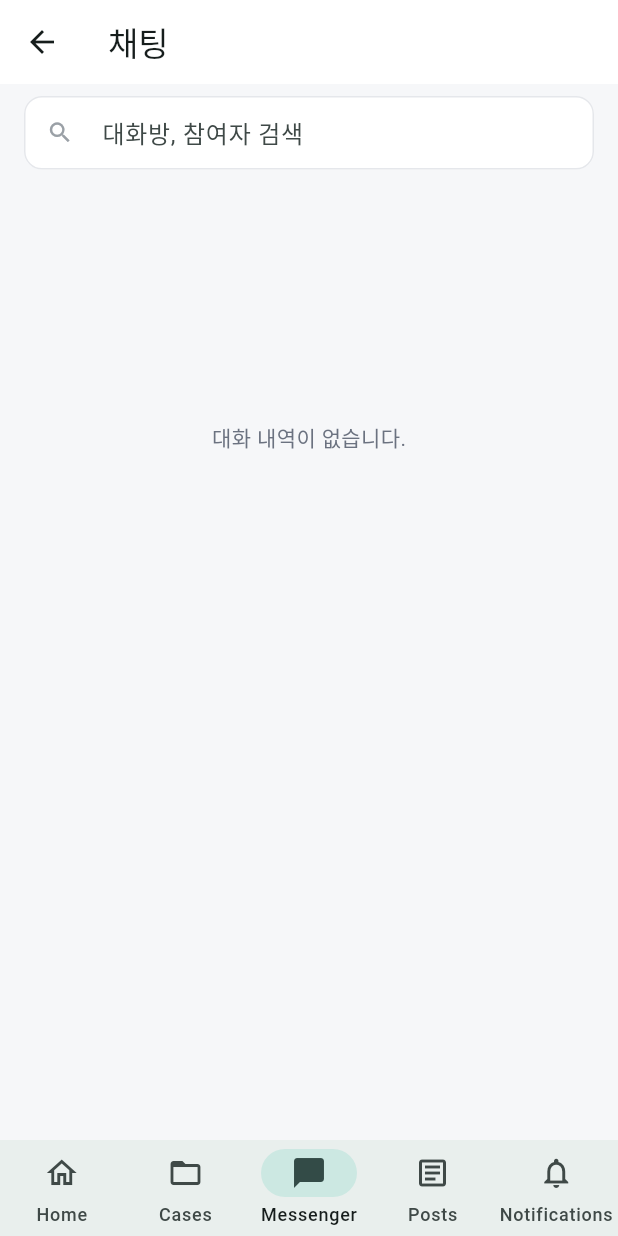
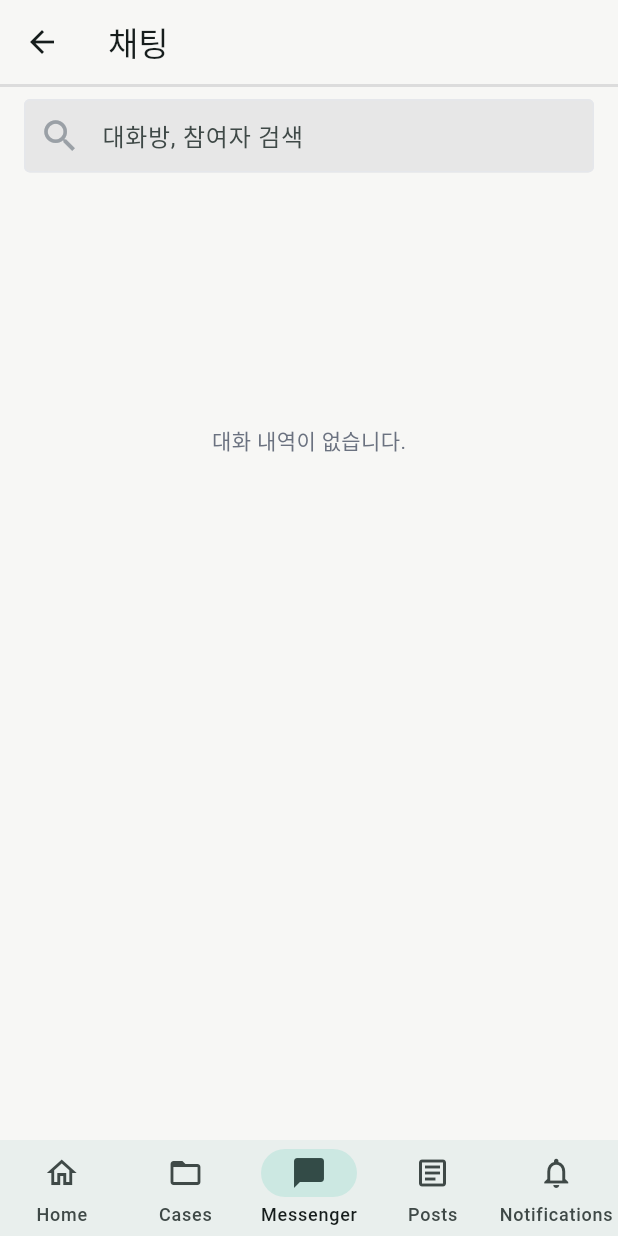
Before and after one commit to otgonjargal2019/jic_mobile, a Flutter app: the MessengerPage screen opened by its route, on a phone screen of 412 x 824 dp. Run offline on Flutter 3.47's test engine with Material 3 defaults, Android fonts, the light colour scheme and no system bars; our stand-ins replace cookie_jar, dio, dio_cookie_manager, flutter_html, shared_preferences, socket_io_client; accounts and stored records are empty.

Commit message:
chat design yanzalj bn

```diff
--- a/lib/features/messenger/presentation/pages/messenger_page.dart
+++ b/lib/features/messenger/presentation/pages/messenger_page.dart
@@ -122,13 +122,21 @@ class _MessengerPageState extends State<MessengerPage> {
   @override
   Widget build(BuildContext context) {
     return Scaffold(
-      backgroundColor: const Color(0xFFF6F7F9),
+      backgroundColor: const Color(0xFFF7F7F5),
       appBar: AppBar(
         title: const Text('채팅'),
         centerTitle: false,
         elevation: 0,
         scrolledUnderElevation: 0,
-        backgroundColor: Colors.white,
+        backgroundColor: Color(0xFFF7F7F5),
+        bottom: const PreferredSize(
+          preferredSize: Size.fromHeight(2),
+          child: SizedBox(
+            width: double.infinity,
+            height: 2,
+            child: ColoredBox(color: Color(0xFFDCDCDC)),
+          ),
+        ),
       ),
       bottomNavigationBar: AppBottomNav(currentIndex: 2),
       body: Column(
@@ -141,24 +149,28 @@ class _MessengerPageState extends State<MessengerPage> {
               onChanged: _onQueryChanged,
               decoration: InputDecoration(
                 hintText: '대화방, 참여자 검색',
-                prefixIcon: const Icon(Icons.search, color: Color(0xFF9AA0A6)),
+                prefixIcon: const Icon(
+                  Icons.search,
+                  color: Color(0xFF9AA0A6),
+                  size: 28,
+                ),
                 isDense: true,
                 filled: true,
-                fillColor: Colors.white,
+                fillColor: Color(0xFFE7E7E7),
                 contentPadding: const EdgeInsets.symmetric(
                   horizontal: 12,
                   vertical: 12,
                 ),
                 border: OutlineInputBorder(
-                  borderRadius: BorderRadius.circular(12),
+                  borderRadius: BorderRadius.circular(4),
                   borderSide: const BorderSide(color: Color(0xFFE5E7EB)),
                 ),
                 enabledBorder: OutlineInputBorder(
-                  borderRadius: BorderRadius.circular(12),
+                  borderRadius: BorderRadius.circular(4),
                   borderSide: const BorderSide(color: Color(0xFFE5E7EB)),
                 ),
                 focusedBorder: OutlineInputBorder(
-                  borderRadius: BorderRadius.circular(12),
+                  borderRadius: BorderRadius.circular(4),
                   borderSide: const BorderSide(color: Color(0xFFCBD5E1)),
                 ),
               ),
```
Also changed, not shown: lib/core/state/chat_provider.dart (+17 -4 lines), lib/features/messenger/presentation/pages/chat_page.dart (+81 -54 lines).
